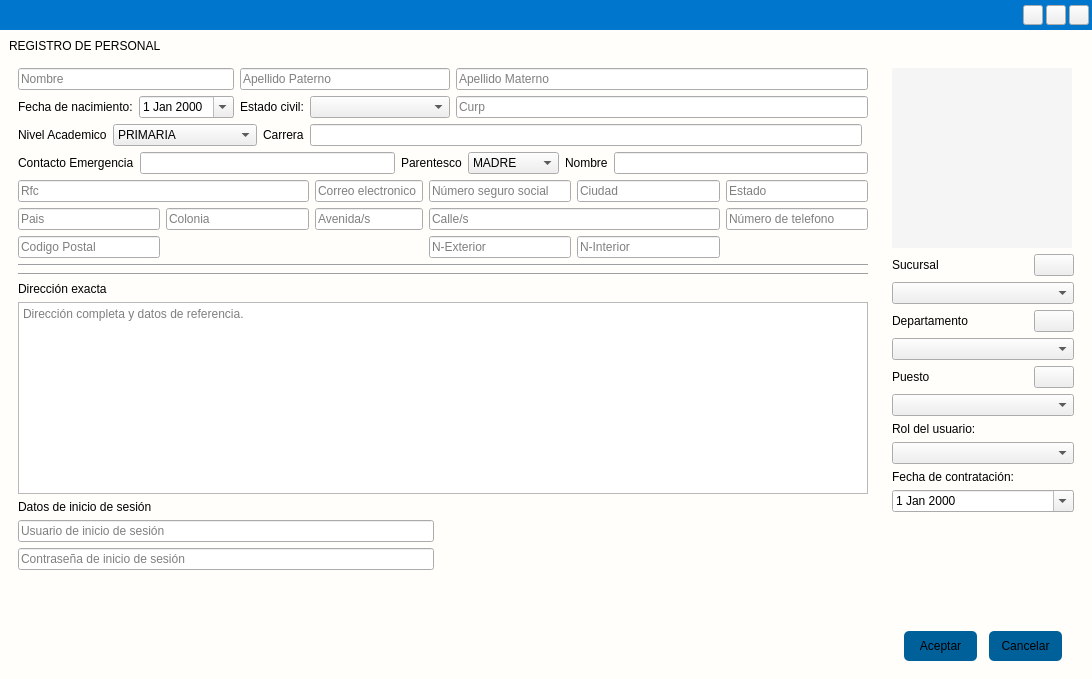
LAngelVp/software-punto-de-venta, file app/View/UserInterfaceUi/UI_REGISTRO_EMPLEADO.ui: the form before one commit.
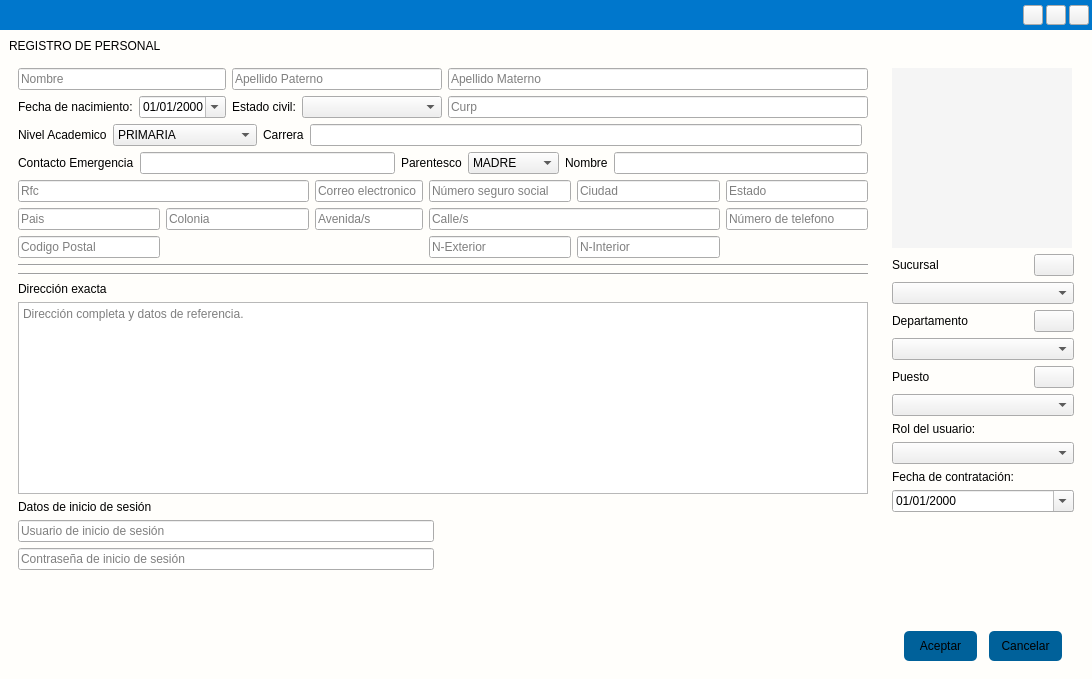
The form after the commit. Icons and pictures are not drawn.

Commit message: Termine la funcionalidad de agregar un empleado y mostrarlo en la tabla, ademas de refrescar la tabla de empleados y buscar por id o nombre

Patch:
```diff
--- a/app/View/UserInterfaceUi/UI_REGISTRO_EMPLEADO.ui
+++ b/app/View/UserInterfaceUi/UI_REGISTRO_EMPLEADO.ui
@@ -522,6 +522,9 @@
                 <property name="showGroupSeparator" stdset="0">
                  <bool>false</bool>
                 </property>
+                <property name="displayFormat">
+                 <string>dd/MM/yyyy</string>
+                </property>
                 <property name="calendarPopup">
                  <bool>true</bool>
                 </property>
@@ -1099,6 +1102,9 @@
               </item>
               <item row="1" column="0">
                <widget class="QDateEdit" name="fecha_fechacontratacion">
+                <property name="displayFormat">
+                 <string>dd/MM/yyyy</string>
+                </property>
                 <property name="calendarPopup">
                  <bool>true</bool>
                 </property>
```
Left out of the diff: 1 changed line with no effect on the pictures. The commit also changes 21 other files.
